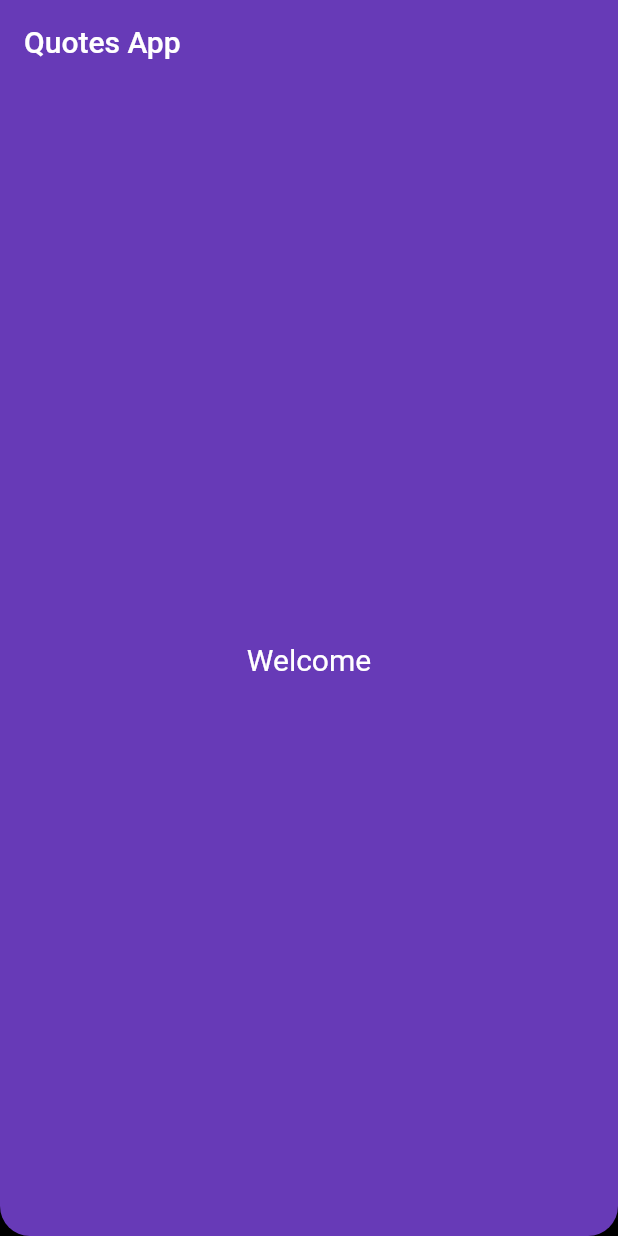
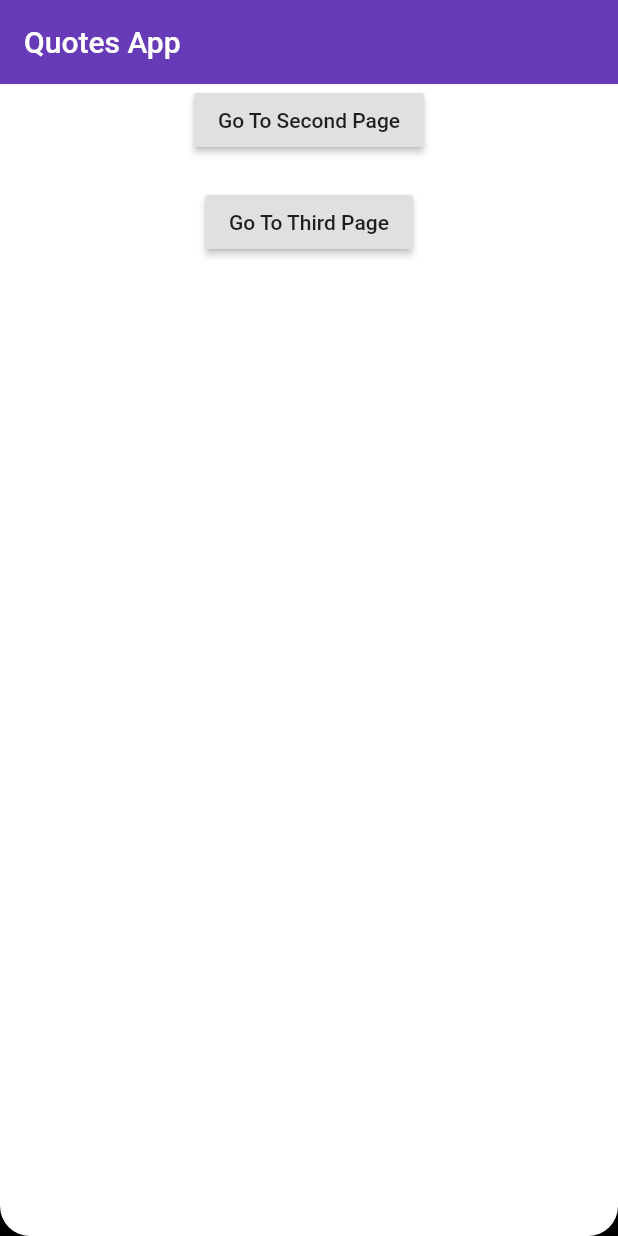
Before and after one commit to jumblefix/qapp, a Flutter app: the screen it shows after launch, on a phone screen of 412 x 824 dp. Run offline on Flutter 3.47's test engine with Material 2 defaults, Android fonts, the phone set to English and light mode, and no system bars.

Commit message:
add routes and ui helper

```diff
--- /dev/null
+++ b/lib/Router.dart
@@ -0,0 +1,31 @@
+import 'package:flutter/material.dart';
+import 'package:flutter/widgets.dart';
+import 'package:qapp/screens/HomePage.dart';
+import 'package:qapp/screens/SecondPage.dart';
+import 'package:qapp/screens/ThirdPage.dart';
+import 'constants/constants.dart';
+
+class Router {
+  static Route<dynamic> onGenerateRoute(RouteSettings routeSettings) {
+    switch (routeSettings.name) {
+      case RoutePaths.Home:
+        return MaterialPageRoute(
+          builder: (_) => HomePage(
+            title: 'Quotes App',
+          ),
+        );
+      case RoutePaths.Second:
+        return MaterialPageRoute(builder: (_) => SecondPage());
+      case RoutePaths.Third:
+        return MaterialPageRoute(builder: (_) => ThirdPage());
+      default:
+        return MaterialPageRoute(
+          builder: (_) => Scaffold(
+            body: Center(
+              child: Text('No route defined for ${routeSettings.name}'),
+            ),
+          ),
+        );
+    }
+  }
+}
--- /dev/null
+++ b/lib/constants/constants.dart
@@ -0,0 +1,5 @@
+class RoutePaths {
+  static const String Home = '/';
+  static const String Second = '/second';
+  static const String Third = '/third';
+}
--- a/lib/main.dart
+++ b/lib/main.dart
@@ -1,6 +1,8 @@
 import 'package:flutter/material.dart';
 import 'package:flutter/services.dart';
-import 'package:qapp/screens/HomePage.dart';
+import 'package:qapp/constants/constants.dart';
+
+import 'Router.dart';
 
 void main() {
   // remove status bar bg color
@@ -20,7 +22,8 @@ class QuotesApp extends StatelessWidget {
       theme: ThemeData(
         primarySwatch: Colors.deepPurple,
       ),
-      home: HomePage(title: appName),
+      initialRoute: RoutePaths.Home,
+      onGenerateRoute: Router.onGenerateRoute,
     );
   }
 }
--- a/lib/screens/HomePage.dart
+++ b/lib/screens/HomePage.dart
@@ -1,9 +1,11 @@
 import 'package:flutter/material.dart';
+import 'package:qapp/constants/constants.dart';
+import 'package:qapp/utils/UIHelper.dart';
 
 class HomePage extends StatefulWidget {
   final String title;
 
-  HomePage({Key key, this.title}) : super(key: key);
+  HomePage({Key key, @required this.title}) : super(key: key);
 
   @override
   _HomePageState createState() => _HomePageState();
@@ -19,21 +21,27 @@ class _HomePageState extends State<HomePage> {
         elevation: 0,
       ),
       body: Container(
+        width: double.infinity,
         decoration: BoxDecoration(
           borderRadius: BorderRadius.only(
             bottomLeft: Radius.circular(20),
             bottomRight: Radius.circular(20),
           ),
-          color: Colors.deepPurple,
+          color: Colors.white,
         ),
-        child: Center(
-          child: Text(
-            'Welcome',
-            style: TextStyle(
-              color: Colors.white,
-              fontSize: 20,
+        child: Column(
+          mainAxisAlignment: MainAxisAlignment.start,
+          children: <Widget>[
+            RaisedButton(
+              onPressed: () => Navigator.pushNamed(context, RoutePaths.Second),
+              child: Text('Go To Second Page'),
             ),
-          ),
+            UIHelper.verticalSpaceMedium,
+            RaisedButton(
+              onPressed: () => Navigator.pushNamed(context, RoutePaths.Third),
+              child: Text('Go To Third Page'),
+            ),
+          ],
         ),
       ),
     );
--- /dev/null
+++ b/lib/screens/SecondPage.dart
@@ -0,0 +1,15 @@
+import 'package:flutter/material.dart';
+
+class SecondPage extends StatelessWidget {
+  @override
+  Widget build(BuildContext context) {
+    return Scaffold(
+      appBar: AppBar(
+        title: Text('Second Page'),
+      ),
+      body: Center(
+        child: Text('This is Second page'),
+      ),
+    );
+  }
+}
--- /dev/null
+++ b/lib/screens/ThirdPage.dart
@@ -0,0 +1,16 @@
+import 'package:flutter/cupertino.dart';
+import 'package:flutter/material.dart';
+
+class ThirdPage extends StatelessWidget {
+  @override
+  Widget build(BuildContext context) {
+    return Scaffold(
+      appBar: AppBar(
+        title: Text('Third Page'),
+      ),
+      body: Center(
+        child: Text('This is third page'),
+      ),
+    );
+  }
+}
--- /dev/null
+++ b/lib/utils/UIHelper.dart
@@ -0,0 +1,27 @@
+import 'package:flutter/material.dart';
+
+class UIHelper {
+  // Vertical spacing constants. Adjust to your liking.
+  static const double _VerticalSpaceSmall = 10.0;
+  static const double _VerticalSpaceMedium = 20.0;
+  static const double _VerticalSpaceLarge = 60.0;
+
+  // Vertical spacing constants. Adjust to your liking.
+  static const double _HorizontalSpaceSmall = 10.0;
+  static const double _HorizontalSpaceMedium = 20.0;
+  static const double _HorizontalSpaceLarge = 60.0;
+
+  static const Widget verticalSpaceSmall =
+      SizedBox(height: _VerticalSpaceSmall);
+  static const Widget verticalSpaceMedium =
+      SizedBox(height: _VerticalSpaceMedium);
+  static const Widget verticalSpaceLarge =
+      SizedBox(height: _VerticalSpaceLarge);
+
+  static const Widget horizontalSpaceSmall =
+      SizedBox(width: _HorizontalSpaceSmall);
+  static const Widget horizontalSpaceMedium =
+      SizedBox(width: _HorizontalSpaceMedium);
+  static const Widget horizontalSpaceLarge =
+      SizedBox(width: _HorizontalSpaceLarge);
+}
```
